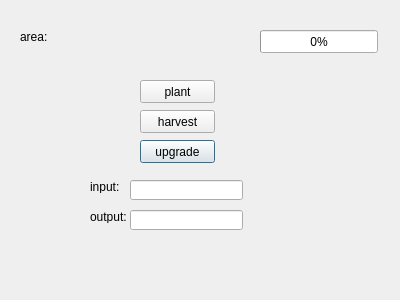
Old version of the form dialogalfalfafield.ui in the repository slotfi909/heyDay.
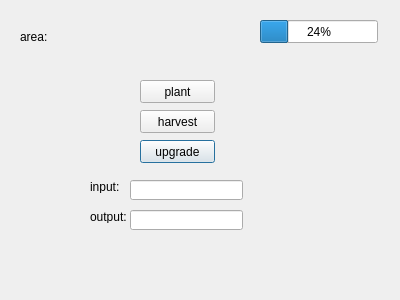
New version of the form.

Diff of the .ui file:
```diff
--- a/dialogalfalfafield.ui
+++ b/dialogalfalfafield.ui
@@ -111,19 +111,6 @@
     <string>harvest</string>
    </property>
   </widget>
-  <widget class="QProgressBar" name="progressBar">
-   <property name="geometry">
-    <rect>
-     <x>260</x>
-     <y>30</y>
-     <width>118</width>
-     <height>23</height>
-    </rect>
-   </property>
-   <property name="value">
-    <number>0</number>
-   </property>
-  </widget>
   <widget class="QPushButton" name="pushButton_3">
    <property name="geometry">
     <rect>
@@ -137,6 +124,19 @@
     <string>plant</string>
    </property>
   </widget>
+  <widget class="QProgressBar" name="progressBar">
+   <property name="geometry">
+    <rect>
+     <x>260</x>
+     <y>20</y>
+     <width>118</width>
+     <height>23</height>
+    </rect>
+   </property>
+   <property name="value">
+    <number>24</number>
+   </property>
+  </widget>
  </widget>
  <resources/>
  <connections/>
```
